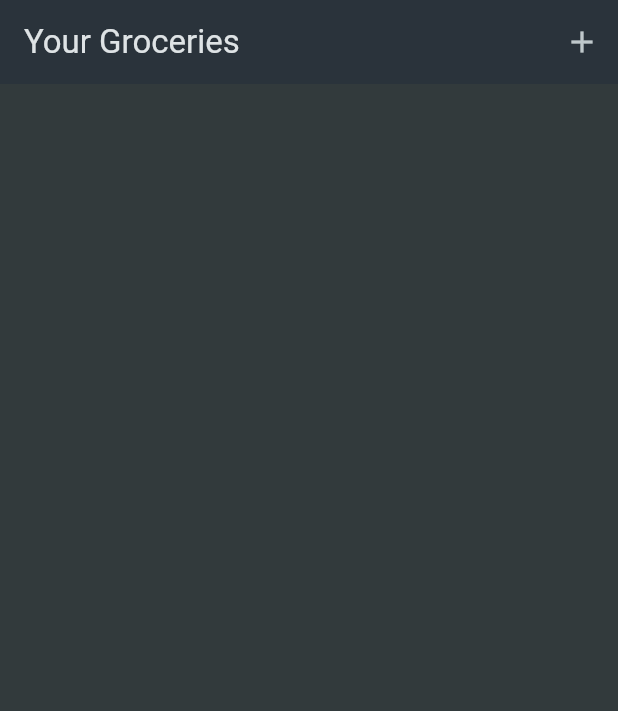
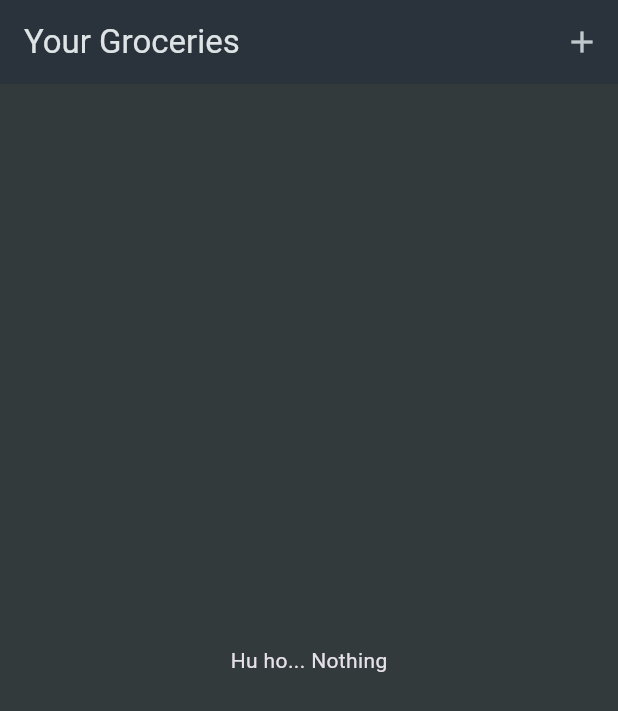
Before and after one commit to HugoLaurent/shopping_list_exercice, a Flutter app: the screen it shows after launch, on a phone screen of 412 x 824 dp. Shown: the top 711 px of the screen. Run offline on Flutter 3.47's test engine with Material 3 defaults, Android fonts, the phone set to English and light mode, and no system bars.

Commit message:
Mise à jour de l'affichage de la liste des courses

```diff
--- a/lib/widgets/grocery_list.dart
+++ b/lib/widgets/grocery_list.dart
@@ -30,6 +30,25 @@ class _GroceryListState extends State<GroceryList> {
 
   @override
   Widget build(BuildContext context) {
+    Widget toDisplay = const Center(
+      child: Text("Hu ho... Nothing"),
+    );
+
+    if (_groceryItems.isNotEmpty) {
+      toDisplay = ListView.builder(
+        itemCount: _groceryItems.length,
+        itemBuilder: (ctx, index) => ListTile(
+          title: Text(_groceryItems[index].name),
+          leading: Container(
+            width: 24,
+            height: 24,
+            color: _groceryItems[index].category.color,
+          ),
+          trailing: Text(_groceryItems[index].quantity.toString()),
+        ),
+      );
+    }
+
     return Scaffold(
       appBar: AppBar(
         title: const Text("Your Groceries"),
@@ -40,18 +59,7 @@ class _GroceryListState extends State<GroceryList> {
           )
         ],
       ),
-      body: ListView.builder(
-        itemCount: _groceryItems.length,
-        itemBuilder: (ctx, index) => ListTile(
-          title: Text(_groceryItems[index].name),
-          leading: Container(
-            width: 24,
-            height: 24,
-            color: _groceryItems[index].category.color,
-          ),
-          trailing: Text(_groceryItems[index].quantity.toString()),
-        ),
-      ),
+      body: toDisplay,
     );
   }
 }
```
